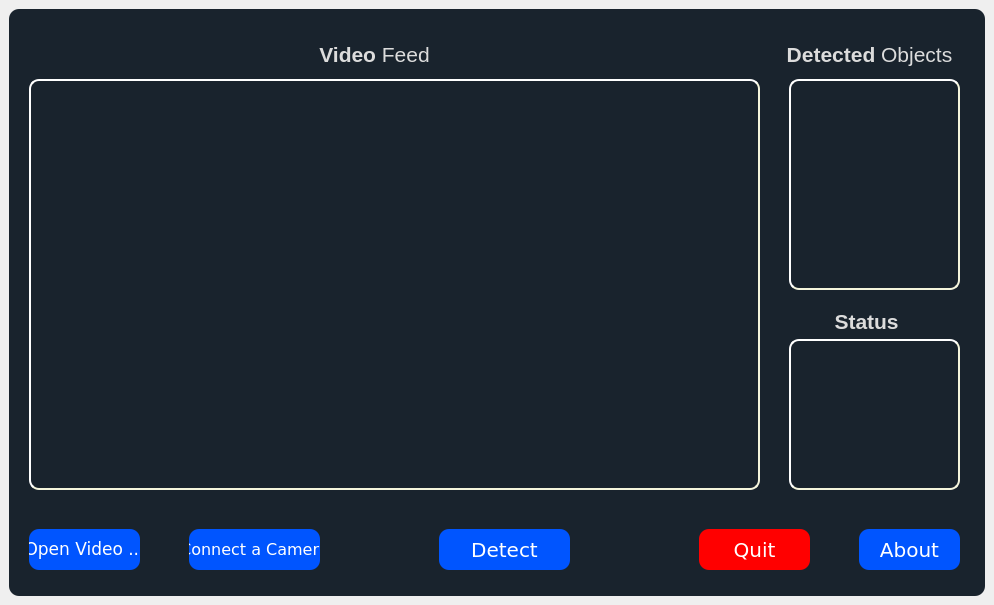
Qt form main.ui (sakunaharinda/UI_New) before a commit.
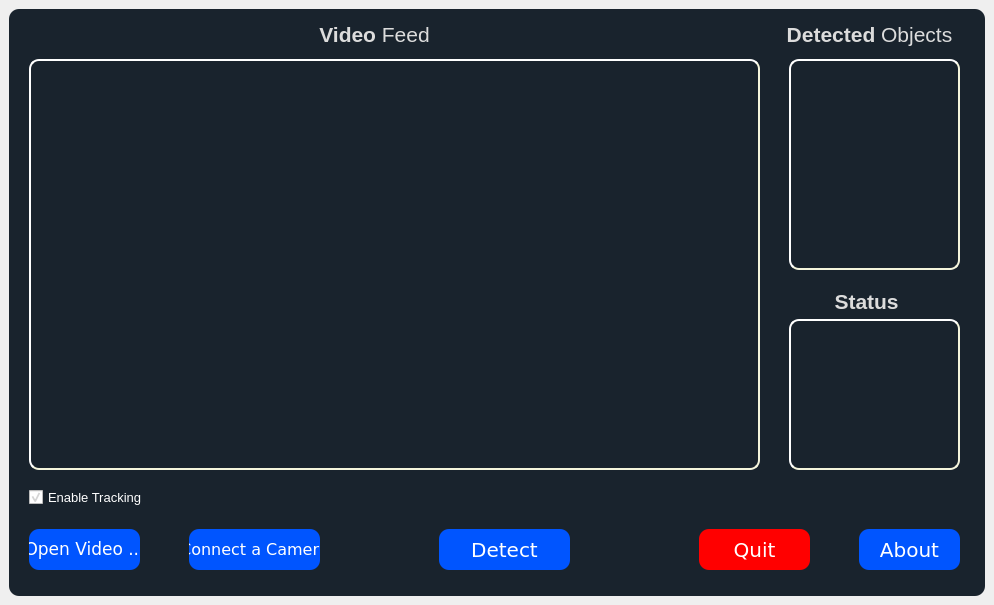
The same form after that commit.

The edit to the form file:
```diff
--- a/main.ui
+++ b/main.ui
@@ -34,7 +34,7 @@
        <property name="geometry">
         <rect>
          <x>20</x>
-         <y>70</y>
+         <y>50</y>
          <width>731</width>
          <height>411</height>
         </rect>
@@ -241,7 +241,7 @@
        <property name="geometry">
         <rect>
          <x>770</x>
-         <y>30</y>
+         <y>10</y>
          <width>181</width>
          <height>31</height>
         </rect>
@@ -263,7 +263,7 @@
        <property name="geometry">
         <rect>
          <x>780</x>
-         <y>70</y>
+         <y>50</y>
          <width>171</width>
          <height>211</height>
         </rect>
@@ -289,7 +289,7 @@
        <property name="geometry">
         <rect>
          <x>780</x>
-         <y>330</y>
+         <y>310</y>
          <width>171</width>
          <height>151</height>
         </rect>
@@ -315,7 +315,7 @@
        <property name="geometry">
         <rect>
          <x>770</x>
-         <y>300</y>
+         <y>280</y>
          <width>181</width>
          <height>21</height>
         </rect>
@@ -337,7 +337,7 @@
        <property name="geometry">
         <rect>
          <x>290</x>
-         <y>30</y>
+         <y>10</y>
          <width>151</width>
          <height>31</height>
         </rect>
@@ -399,6 +399,33 @@
         <string>About</string>
        </property>
       </widget>
+      <widget class="QCheckBox" name="checkBox">
+       <property name="geometry">
+        <rect>
+         <x>20</x>
+         <y>480</y>
+         <width>121</width>
+         <height>17</height>
+        </rect>
+       </property>
+       <property name="font">
+        <font>
+         <family>Segoe UI</family>
+         <pointsize>10</pointsize>
+        </font>
+       </property>
+       <property name="styleSheet">
+        <string notr="true">QCheckBox {
+	color: rgb(255, 255, 255);
+}</string>
+       </property>
+       <property name="text">
+        <string>Enable Tracking</string>
+       </property>
+       <property name="checked">
+        <bool>true</bool>
+       </property>
+      </widget>
      </widget>
     </item>
    </layout>
```
